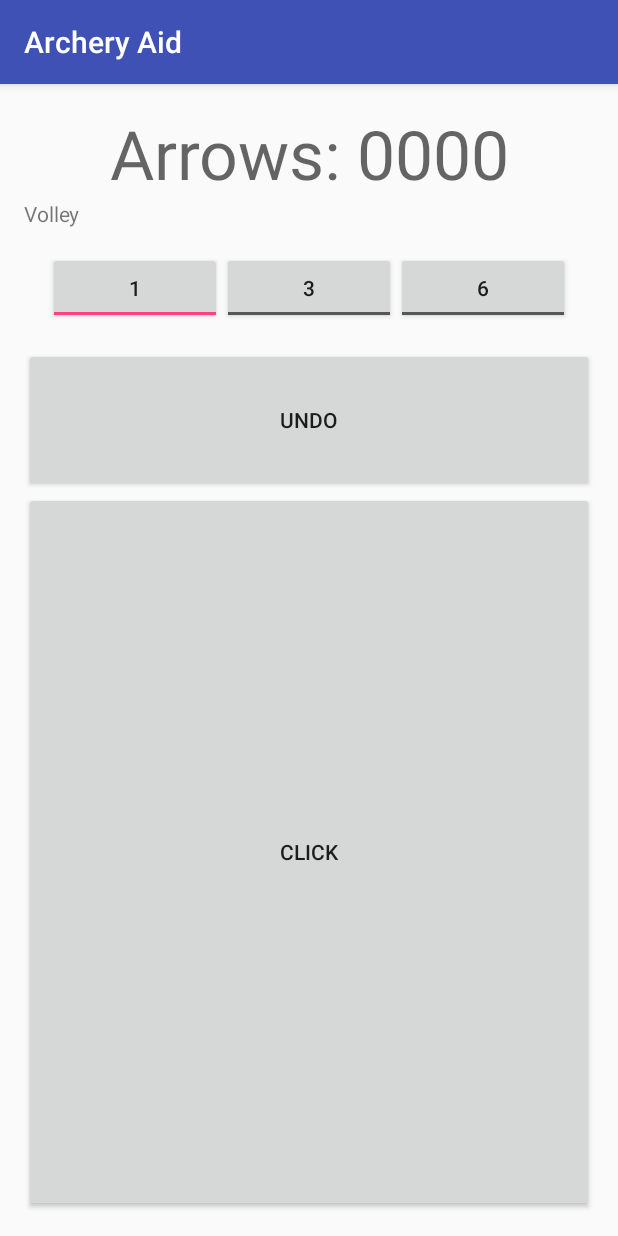
After one commit to vagnerr/ArcheryAid, an Android app: the ArrowCounterActivity screen opened directly, with no data from a screen before it, on a phone screen of 412 x 824 dp. The commit adds this screen. Run offline under Robolectric (Android 15) with nearby library versions, the phone set to English and light mode, and no system bars.

Commit message:
Basic Working arrow counter .. no persistent state

```diff
--- a/mobile/src/main/AndroidManifest.xml
+++ b/mobile/src/main/AndroidManifest.xml
@@ -19,6 +19,7 @@
                 <category android:name="android.intent.category.LAUNCHER" />
             </intent-filter>
         </activity>
+        <activity android:name=".ArrowCounterActivity"></activity>
     </application>
 
 </manifest>
--- /dev/null
+++ b/mobile/src/main/java/com/vagnerr/android/archeryaid/ArrowCounterActivity.java
@@ -0,0 +1,132 @@
+package com.vagnerr.android.archeryaid;
+
+import android.support.v7.app.AppCompatActivity;
+import android.os.Bundle;
+import android.util.Log;
+import android.view.View;
+import android.widget.Button;
+import android.widget.TextView;
+import android.widget.ToggleButton;
+
+public class ArrowCounterActivity extends AppCompatActivity {
+
+    int mVolley;
+
+    private final String LOG_TAG = AppCompatActivity.class.getSimpleName();
+    private ToggleButton mVolButton1;
+    private ToggleButton mVolButton3;
+    private ToggleButton mVolButton6;
+    private TextView mArrowDisp;
+
+    private int arrow_count = 0;
+
+    @Override
+    protected void onCreate(Bundle savedInstanceState) {
+        super.onCreate(savedInstanceState);
+
+        // TODO: we want a "current" choice as well as the default (db backed) or we will reset when the activity is recreated.
+        mVolley = Utility.getPrefferedVolley(this);
+
+        setContentView(R.layout.activity_arrow_counter);
+
+        // NOTE: Must come after setContentView else all will be null :-)
+        mVolButton1 = findViewById(R.id.toggleVolley1);
+        mVolButton3 = findViewById(R.id.toggleVolley3);
+        mVolButton6 = findViewById(R.id.toggleVolley6);
+        mArrowDisp = findViewById(R.id.text_arrowcount_total);
+        setActiveVolley(mVolley);
+
+        mVolButton1.setOnClickListener(new View.OnClickListener() {
+            @Override
+            public void onClick(View view) {
+                setActiveVolley(1);
+            }
+        });
+        mVolButton3.setOnClickListener(new View.OnClickListener() {
+            @Override
+            public void onClick(View view) {
+                setActiveVolley(3);
+            }
+        });
+        mVolButton6.setOnClickListener(new View.OnClickListener() {
+            @Override
+            public void onClick(View view) {
+                setActiveVolley(6);
+            }
+        });
+
+        Log.v(LOG_TAG, "Volley size [" + mVolley + "]");
+
+        findViewById(R.id.button_countClick)
+                .setOnClickListener(new View.OnClickListener() {
+                    @Override
+                    public void onClick(View view) {
+                        updateArrowCount(mVolley);
+                    }
+                });
+
+        findViewById(R.id.button_countUndo)
+                .setOnClickListener(new View.OnClickListener() {
+                    @Override
+                    public void onClick(View view) {
+                        updateArrowCount(-mVolley);
+                    }
+                });
+
+
+        mArrowDisp.setText(Utility.getFormattedArrowCount(this, arrow_count));
+
+    }
+
+    private void updateArrowCount(int mVolley) {
+        arrow_count = arrow_count + mVolley;
+        if ( arrow_count < 0 ){
+            // no lower than zero
+            arrow_count = 0;
+        }
+
+        mArrowDisp.setText(Utility.getFormattedArrowCount(this, arrow_count));
+
+        Log.v(LOG_TAG, "Arrow count: " + arrow_count);
+    }
+
+    private void setActiveVolley(int volley) {
+        // Need to activate the correct toggle to show current volley size
+        mVolley = volley;
+
+        Log.v(LOG_TAG, "setActiveVolley: "+ volley);
+
+        switch (volley) {
+            case 1:
+                toggleVolleyButton( mVolButton1, true );
+                toggleVolleyButton( mVolButton3, false );
+                toggleVolleyButton( mVolButton6, false );
+                break;
+            case 3:
+                toggleVolleyButton( mVolButton1, false );
+                toggleVolleyButton( mVolButton3, true );
+                toggleVolleyButton( mVolButton6, false );
+                break;
+            case 6:
+                toggleVolleyButton( mVolButton1, false );
+                toggleVolleyButton( mVolButton3, false );
+                toggleVolleyButton( mVolButton6, true );
+                break;
+            default:
+                Log.w(LOG_TAG, "No Matching Volley found: only 1,3,6 supported [" + mVolley + "]");
+                toggleVolleyButton( mVolButton1, false );
+                toggleVolleyButton( mVolButton3, false );
+                toggleVolleyButton( mVolButton6, false );
+        }
+    }
+
+    // Method to do null protection
+    private void toggleVolleyButton(ToggleButton vButton, boolean active) {
+        if ( vButton != null ){
+            vButton.setChecked(active);
+        }
+        else {
+            Log.w( LOG_TAG, "toggleVolleyButton passed a null!");
+        }
+    }
+}
--- /dev/null
+++ b/mobile/src/main/java/com/vagnerr/android/archeryaid/Utility.java
@@ -0,0 +1,21 @@
+package com.vagnerr.android.archeryaid;
+
+import android.content.Context;
+import android.content.SharedPreferences;
+import android.preference.PreferenceManager;
+
+/**
+ * Created by Peter on 10/09/2017.
+ */
+
+public class Utility {
+    public static int getPrefferedVolley(Context context){
+        SharedPreferences prefs = PreferenceManager.getDefaultSharedPreferences(context);
+        return 1; //prefs.getInt()
+    }
+
+    public static String getFormattedArrowCount(Context context, int arrow_count) {
+        int format = R.string.format_arrow_click_count;
+        return String.format(context.getString(format), arrow_count);
+    }
+}
--- /dev/null
+++ b/mobile/src/main/res/layout/activity_arrow_counter.xml
@@ -0,0 +1,83 @@
+<?xml version="1.0" encoding="utf-8"?>
+<FrameLayout xmlns:android="http://schemas.android.com/apk/res/android"
+    xmlns:app="http://schemas.android.com/apk/res-auto"
+    xmlns:tools="http://schemas.android.com/tools"
+    android:layout_width="match_parent"
+    android:layout_height="match_parent"
+    tools:context="com.vagnerr.android.archeryaid.ArrowCounterActivity">
+
+    <LinearLayout
+        android:layout_width="match_parent"
+        android:layout_height="match_parent"
+        android:orientation="vertical"
+        android:padding="16dp">
+
+        <TextView
+            android:id="@+id/text_arrowcount_total"
+            android:layout_width="match_parent"
+            android:layout_height="wrap_content"
+            android:text="Arrows: 0999"
+            android:textAlignment="center"
+            android:textAppearance="@style/TextAppearance.AppCompat.Display2" />
+
+        <TextView
+            android:id="@+id/textVolley"
+            android:layout_width="match_parent"
+            android:layout_height="wrap_content"
+            android:text="Volley"
+
+            />
+        <LinearLayout
+            android:layout_width="match_parent"
+            android:layout_height="wrap_content"
+            android:orientation="horizontal"
+            android:padding="16dp">
+
+            <ToggleButton
+                android:id="@+id/toggleVolley1"
+                android:layout_width="wrap_content"
+                android:layout_height="match_parent"
+                android:text="1"
+                android:textOff="1"
+                android:textOn="1"
+                android:layout_weight="1" />
+
+            <ToggleButton
+                android:id="@+id/toggleVolley3"
+                android:layout_width="wrap_content"
+                android:layout_height="match_parent"
+                android:text="3"
+                android:textOff="3"
+                android:textOn="3"
+                android:layout_weight="1" />
+
+            <ToggleButton
+                android:id="@+id/toggleVolley6"
+                android:layout_width="wrap_content"
+                android:layout_height="match_parent"
+                android:text="6"
+                android:textOff="6"
+                android:textOn="6"
+                android:layout_weight="1" />
+
+        </LinearLayout>
+
+        <Button
+            android:id="@+id/button_countUndo"
+            android:layout_width="match_parent"
+            android:layout_height="wrap_content"
+            android:layout_weight="0.1"
+            android:paddingHorizontal="@android:dimen/app_icon_size"
+            android:text="Undo" />
+
+        <Button
+            android:id="@+id/button_countClick"
+            android:layout_width="match_parent"
+            android:layout_height="wrap_content"
+            android:text="Click"
+            android:layout_weight="0.9" />
+
+    </LinearLayout>
+
+
+</FrameLayout>
--- a/mobile/src/main/res/menu/activity_main_drawer.xml
+++ b/mobile/src/main/res/menu/activity_main_drawer.xml
@@ -29,7 +29,7 @@
 
 
 
-    <group android:checkableBehavior="single">
+    <!--group android:checkableBehavior="single">
 
         <item
             android:id="@+id/nav_camera"
@@ -60,6 +60,6 @@
                 android:icon="@drawable/ic_menu_send"
                 android:title="Send" />
         </menu>
-    </item>
+    </item-->
 
 </menu>
--- a/mobile/src/main/res/values/strings.xml
+++ b/mobile/src/main/res/values/strings.xml
@@ -1,8 +1,11 @@
-<resources>
+<resources
+    xmlns:xliff="http://schemas.android.com/apk/res-auto" >
     <string name="app_name">Archery Aid</string>
 
     <string name="navigation_drawer_open">Open navigation drawer</string>
     <string name="navigation_drawer_close">Close navigation drawer</string>
 
     <string name="action_settings">Settings</string>
+
+    <string name="format_arrow_click_count">Arrows: <xliff:g id="arrow_count">%1$04d</xliff:g></string>
 </resources>
```
Also changed, not shown: mobile/src/main/java/com/vagnerr/android/archeryaid/MainActivity.java (+14 -8 lines).
